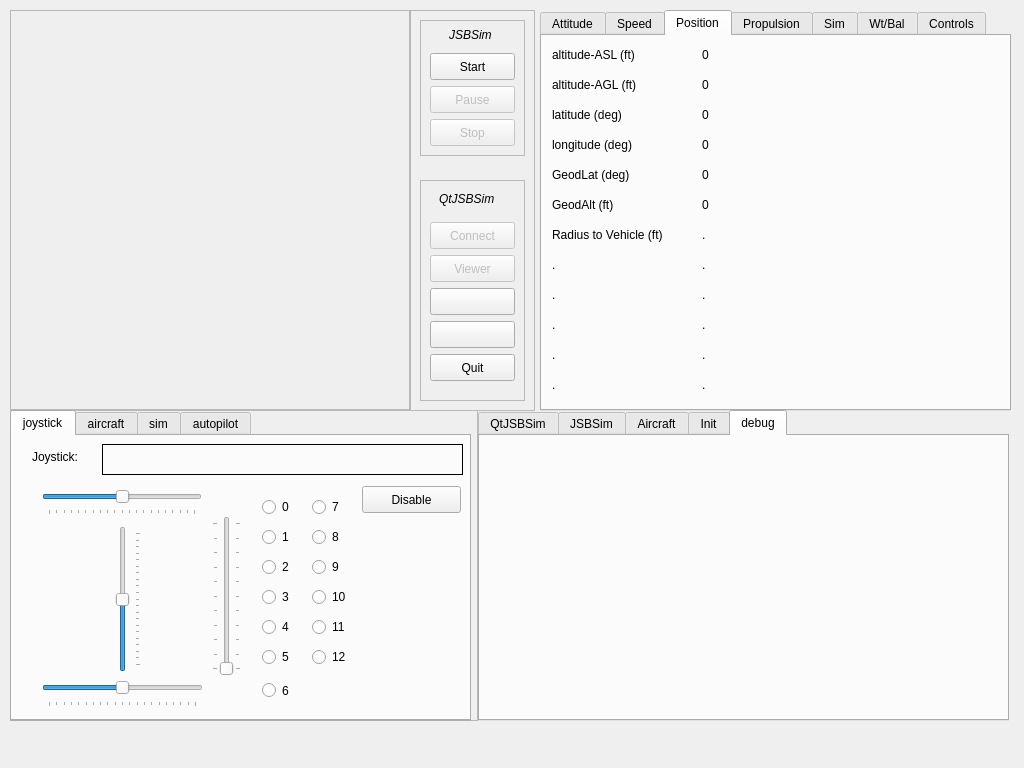
First picture: the form in src/MainWindow.ui, repository xfahad100/aeroprecinyx, before the edit.
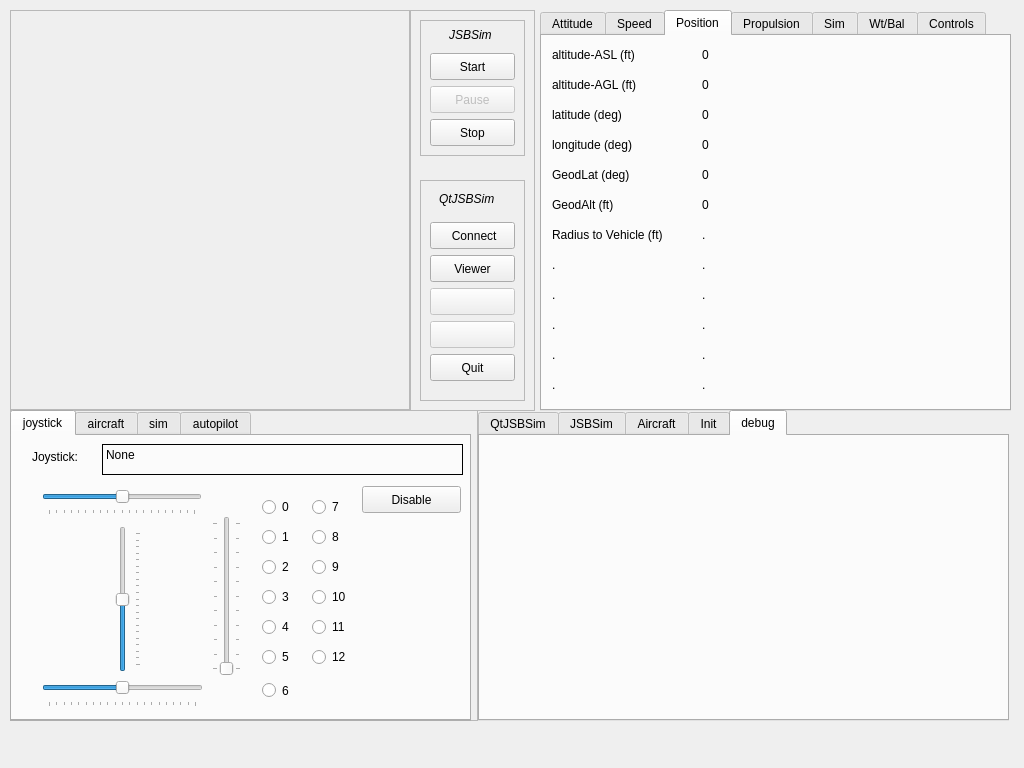
Second picture: the form after the edit. The open tabs and pages were chosen to show the change. Icons and pictures are not drawn. Custom widgets are drawn as their Qt base class.

```diff
--- a/src/MainWindow.ui
+++ b/src/MainWindow.ui
@@ -140,7 +140,7 @@
      </widget>
      <widget class="QPushButton" name="StopJSBSimButton">
       <property name="enabled">
-       <bool>false</bool>
+       <bool>true</bool>
       </property>
       <property name="geometry">
        <rect>
@@ -153,6 +153,9 @@
       <property name="text">
        <string>Stop</string>
       </property>
+      <property name="checkable">
+       <bool>true</bool>
+      </property>
      </widget>
     </widget>
     <widget class="QFrame" name="frame_4">
@@ -172,7 +175,7 @@
      </property>
      <widget class="QPushButton" name="ViewerButton">
       <property name="enabled">
-       <bool>false</bool>
+       <bool>true</bool>
       </property>
       <property name="geometry">
        <rect>
@@ -185,8 +188,14 @@
       <property name="text">
        <string>Viewer</string>
       </property>
+      <property name="checkable">
+       <bool>true</bool>
+      </property>
      </widget>
      <widget class="QPushButton" name="pushButton_6">
+      <property name="enabled">
+       <bool>false</bool>
+      </property>
       <property name="geometry">
        <rect>
         <x>10</x>
@@ -200,6 +209,9 @@
       </property>
      </widget>
      <widget class="QPushButton" name="pushButton_7">
+      <property name="enabled">
+       <bool>false</bool>
+      </property>
       <property name="geometry">
        <rect>
         <x>10</x>
@@ -227,7 +239,7 @@
      </widget>
      <widget class="QPushButton" name="ConnectButton">
       <property name="enabled">
-       <bool>false</bool>
+       <bool>true</bool>
       </property>
       <property name="geometry">
        <rect>
@@ -238,7 +250,15 @@
        </rect>
       </property>
       <property name="text">
-       <string>Connect</string>
+       <string> Connect</string>
+      </property>
+      <property name="icon">
+       <iconset resource="icons.qrc">
+        <normaloff>:/images/dkgreen.png</normaloff>
+        <normalon>:/images/green.png</normalon>:/images/dkgreen.png</iconset>
+      </property>
+      <property name="checkable">
+       <bool>true</bool>
       </property>
      </widget>
      <widget class="QLabel" name="label_14">
@@ -488,7 +508,7 @@
         <enum>QFrame::Box</enum>
        </property>
        <property name="text">
-        <string/>
+        <string>None</string>
        </property>
        <property name="alignment">
         <set>Qt::AlignLeading|Qt::AlignLeft|Qt::AlignTop</set>
```
Left out of the diff: 70 changed lines with no effect on the pictures.
